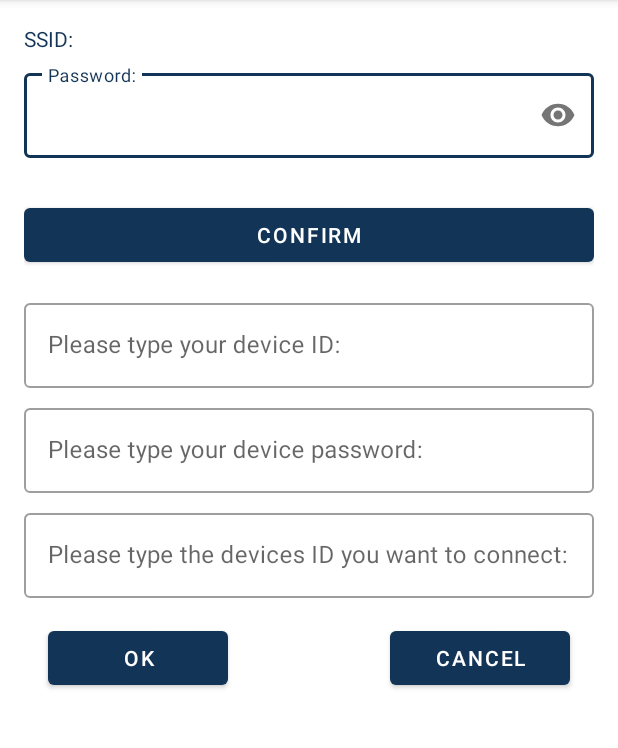
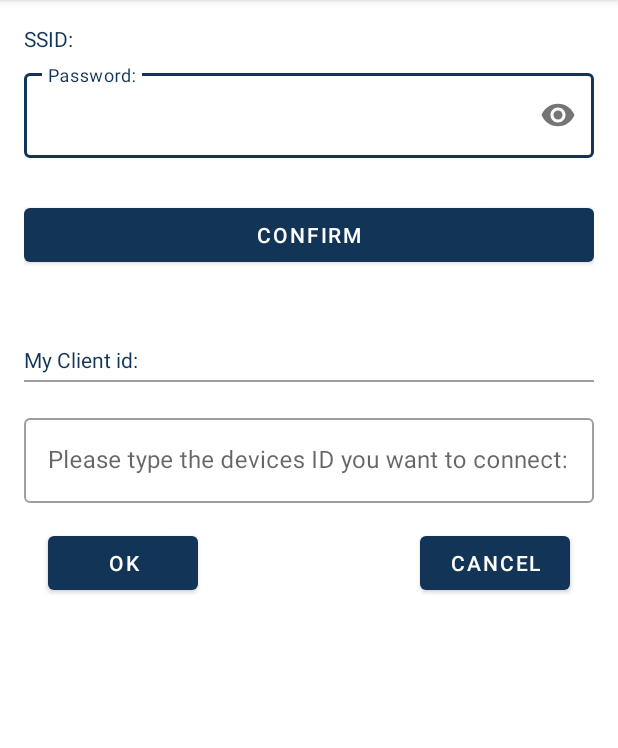
Before and after one commit to liuxl-lin/espMqtt, an Android app: the EspTouchActivity screen opened directly, with no data from a screen before it, on a phone screen of 412 x 824 dp, the part 84-832 px from its top. Run offline under Robolectric (Android 15) with nearby library versions, the phone set to English and light mode, and no system bars; libraries missing offline, so code that uses them is left out: org.eclipse.paho.

Commit message:
修改账号密码获取逻辑

```diff
--- a/app/src/main/java/com/espressif/esptouch/android/v1/EspTouchActivity.java
+++ b/app/src/main/java/com/espressif/esptouch/android/v1/EspTouchActivity.java
@@ -60,16 +60,16 @@ public class EspTouchActivity extends EspTouchActivityAbs {
     private String mSsid;
     private byte[] mSsidBytes;
     private String mBssid;
-
+    private static final String SP_KEY_CLIENT_ID = "clientID";
 
     private static MqttAndroidClient mqttAndroidClient;
     private MqttConnectOptions mMqttConnectOptions;
     public String HOST = "tcp://47.115.190.212:1883";//服务器地址（协议+地址+端口号）
-    public String USERNAME = "test";//用户名
-    public String PASSWORD = "1234567";//密码
-    public String PUBLISH_TOPIC = "kitty";//发布主题
-    public String RESPONSE_TOPIC = "kitty";//响应主题
-    public String CLIENTID = "kitty1";
+    public String USERNAME = "";//用户名
+    public String PASSWORD = "";//密码
+    public String PUBLISH_TOPIC = "";//发布主题
+    public String RESPONSE_TOPIC = "";//响应主题
+    public String CLIENTID = "";
     public String topicMessage = "";
 
 
@@ -109,11 +109,11 @@ public class EspTouchActivity extends EspTouchActivityAbs {
             actionBar.setDisplayHomeAsUpEnabled(true);
         }
         mBinding.confirmBtnMQTT.setOnClickListener(v -> {
-            USERNAME = mBinding.etDeviceId.getText().toString();
+            //  USERNAME = mBinding.etDeviceId.getText().toString();
             PASSWORD = mBinding.etPassword.getText().toString();
             topicMessage = mBinding.etTypeIdConnect.getText().toString();
             if (TextUtils.isEmpty(USERNAME)) {
-                Toast.makeText(EspTouchActivity.this, "Please type your device ID!", Toast.LENGTH_LONG).show();
+                Toast.makeText(EspTouchActivity.this, "Not Connect!", Toast.LENGTH_LONG).show();
                 return;
             }
             if (TextUtils.isEmpty(PASSWORD)) {
@@ -125,9 +125,9 @@ public class EspTouchActivity extends EspTouchActivityAbs {
                 return;
             }
 
-            PUBLISH_TOPIC = USERNAME.substring(0, USERNAME.length() - 1);
-            RESPONSE_TOPIC = PUBLISH_TOPIC;
-            CLIENTID = USERNAME;
+            //    PUBLISH_TOPIC = USERNAME.substring(0, USERNAME.length() - 1);
+            //  RESPONSE_TOPIC = PUBLISH_TOPIC;
+            //   CLIENTID = USERNAME;
             mBinding.etDeviceId.setEnabled(false);
             mBinding.etPassword.setEnabled(false);
             mBinding.confirmBtnMQTT.setEnabled(false);
@@ -144,10 +144,11 @@ public class EspTouchActivity extends EspTouchActivityAbs {
             mBinding.etPassword.setEnabled(true);
             mBinding.confirmBtnMQTT.setEnabled(true);
             mBinding.etTypeIdConnect.setEnabled(true);
-            mBinding.etDeviceId.setText("");
-            mBinding.etPassword.setText("");
+            //  mBinding.etDeviceId.setText("");
+            //  mBinding.etPassword.setText("");
             mBinding.etTypeIdConnect.setText("");
             mBinding.tvMessage.setText("");
+            //   mBinding.tvClientIDText.setText("");
             try {
                 if (mqttAndroidClient != null) {
                     mqttAndroidClient.disconnect(); //断开连接
@@ -160,10 +161,19 @@ public class EspTouchActivity extends EspTouchActivityAbs {
         });
 
         mBinding.colorBar.setOnColorChangerListener(color -> {
-            if (mqttAndroidClient!=null&&mqttAndroidClient.isConnected()){
-                response("\"RGB\":\"Red:"+ Color.red(color) +",Blue:"+Color.blue(color)+",Green:"+Color.green(color)+"\"");
+            if (mqttAndroidClient != null && mqttAndroidClient.isConnected()) {
+                response("\"RGB\":\"Red:" + Color.red(color) + ",Blue:" + Color.blue(color) + ",Green:" + Color.green(color) + "\"");
             }
         });
+
+        String clientID = getSharedPreferences(getPackageName(), MODE_PRIVATE).getString(SP_KEY_CLIENT_ID, "");
+        mBinding.tvClientIDText.setText(clientID);
+        if (!TextUtils.isEmpty(clientID)) {
+            USERNAME = clientID + "1";
+            CLIENTID = USERNAME;
+            PUBLISH_TOPIC = clientID;
+            RESPONSE_TOPIC = clientID;
+        }
     }
 
     @Override
@@ -318,9 +328,9 @@ public class EspTouchActivity extends EspTouchActivityAbs {
         public void messageArrived(String topic, MqttMessage message) throws Exception {
             Log.i(TAG, "收到消息： " + new String(message.getPayload()));
             //收到消息，这里弹出Toast表示。如果需要更新UI，可以使用广播或者EventBus进行发送
-         //   Toast.makeText(getApplicationContext(), "messageArrived: " + new String(message.getPayload()), Toast.LENGTH_LONG).show();
-            runOnUiThread(()->{
-                mBinding.tvMessage.setText(mBinding.tvMessage.getText()+"\n"+new String(message.getPayload()));
+            //   Toast.makeText(getApplicationContext(), "messageArrived: " + new String(message.getPayload()), Toast.LENGTH_LONG).show();
+            runOnUiThread(() -> {
+                mBinding.tvMessage.setText(mBinding.tvMessage.getText() + "\n" + new String(message.getPayload()));
             });
             //收到其他客户端的消息后，响应给对方告知消息已到达或者消息有问题等
             // response("message arrived");
@@ -352,10 +362,10 @@ public class EspTouchActivity extends EspTouchActivityAbs {
             try {
                 mqttAndroidClient.subscribe(PUBLISH_TOPIC, 1);//订阅主题，参数：主题、服务质量
                 Toast.makeText(getApplicationContext(), "Connect success", Toast.LENGTH_LONG).show();
-                runOnUiThread(()->{
+                runOnUiThread(() -> {
                     mBinding.colorBar.setVisibility(View.VISIBLE);
                 });
-                response("\"mate\":\"" + topicMessage+"\"");
+                response("\"mate\":\"" + topicMessage + "\"");
             } catch (MqttException e) {
                 e.printStackTrace();
             }
@@ -555,6 +565,12 @@ public class EspTouchActivity extends EspTouchActivityAbs {
                         touchResult.getBssid(), touchResult.getInetAddress().getHostAddress());
                 resultMsgList.add(message);
             }
+            activity.getSharedPreferences(activity.getPackageName(), MODE_PRIVATE).edit().putString(SP_KEY_CLIENT_ID, firstResult.getBssid()).apply();
+            activity.USERNAME = firstResult.getBssid() + "1";
+            activity.CLIENTID = activity.USERNAME;
+            activity.PUBLISH_TOPIC = firstResult.getBssid();
+            activity.RESPONSE_TOPIC = firstResult.getBssid();
+            activity.mBinding.tvClientIDText.setText(firstResult.getBssid());
             CharSequence[] items = new CharSequence[resultMsgList.size()];
             mResultDialog = new AlertDialog.Builder(activity)
                     .setTitle(R.string.esptouch1_configure_result_success)
--- a/app/src/main/res/layout/activity_esptouch.xml
+++ b/app/src/main/res/layout/activity_esptouch.xml
@@ -18,8 +18,8 @@
             <androidx.constraintlayout.widget.ConstraintLayout
                 android:id="@+id/content"
                 android:layout_width="match_parent"
-                android:layout_marginBottom="20dp"
-                android:layout_height="match_parent">
+                android:layout_height="match_parent"
+                android:layout_marginBottom="20dp">
 
                 <TextView
                     android:id="@+id/apSsidLabel"
@@ -48,11 +48,11 @@
                     android:layout_width="wrap_content"
                     android:layout_height="wrap_content"
                     android:layout_marginTop="8dp"
-                    android:visibility="gone"
                     android:singleLine="true"
                     android:text="@string/esptouch1_bssid_title"
                     android:textAppearance="?android:attr/textAppearanceSmall"
                     android:textColor="@color/colorAccent"
+                    android:visibility="gone"
                     app:layout_constraintStart_toStartOf="parent"
                     app:layout_constraintTop_toBottomOf="@id/apSsidLabel" />
 
@@ -61,9 +61,9 @@
                     android:layout_width="wrap_content"
                     android:layout_height="wrap_content"
                     android:layout_marginStart="4dp"
-                    android:visibility="gone"
                     android:singleLine="true"
                     android:textAppearance="?android:attr/textAppearanceMedium"
+                    android:visibility="gone"
                     app:layout_constraintBaseline_toBaselineOf="@id/apBssidLabel"
                     app:layout_constraintStart_toEndOf="@id/apBssidLabel"
                     app:layout_constraintTop_toTopOf="@id/apBssidLabel" />
@@ -145,7 +145,44 @@
                     android:text="@string/esptouch1_confirm"
                     app:layout_constraintTop_toBottomOf="@id/messageView" />
 
+                <View
+                    android:id="@+id/lien"
+                    android:layout_width="match_parent"
+                    android:layout_height="1dp"
+                    android:background="#dddddd"
+                    android:visibility="invisible"
+                    android:layout_marginTop="24dp"
+                    app:layout_constraintTop_toBottomOf="@id/confirmBtn" />
 
+                <TextView
+                    android:id="@+id/tv_clientIdLabel"
+                    android:layout_width="wrap_content"
+                    android:layout_height="wrap_content"
+                    android:layout_marginTop="24dp"
+                    android:singleLine="true"
+                    android:text="My Client id:"
+                    android:textAppearance="?android:attr/textAppearanceSmall"
+                    android:textColor="@color/colorAccent"
+                    app:layout_constraintStart_toStartOf="parent"
+                    app:layout_constraintTop_toBottomOf="@id/lien" />
+
+                <TextView
+                    android:id="@+id/tv_ClientIDText"
+                    android:layout_width="wrap_content"
+                    android:layout_height="wrap_content"
+                    android:layout_marginStart="4dp"
+                    android:singleLine="true"
+                    android:textAppearance="?android:attr/textAppearanceMedium"
+                    app:layout_constraintBaseline_toBaselineOf="@id/tv_clientIdLabel"
+                    app:layout_constraintStart_toEndOf="@id/tv_clientIdLabel" />
+
+                <View
+                    android:id="@+id/lien2"
+                    android:layout_width="match_parent"
+                    android:layout_height="1dp"
+                    android:background="#9e9e9e"
+                    android:layout_marginTop="4dp"
+                    app:layout_constraintTop_toBottomOf="@id/tv_clientIdLabel" />
                 <com.google.android.material.textfield.TextInputLayout
                     android:id="@+id/layout_type_id"
                     style="@style/Widget.MaterialComponents.TextInputLayout.OutlinedBox"
@@ -153,7 +190,8 @@
                     android:layout_height="wrap_content"
                     android:layout_marginTop="16dp"
                     android:hint="Please type your device ID:"
-                    app:layout_constraintTop_toBottomOf="@id/confirmBtn">
+                    android:visibility="gone"
+                    app:layout_constraintTop_toBottomOf="@id/tv_clientIdLabel">
 
                     <com.google.android.material.textfield.TextInputEditText
                         android:id="@+id/et_device_id"
@@ -170,6 +208,7 @@
                     android:layout_height="wrap_content"
                     android:layout_marginTop="8dp"
                     android:hint="Please type your device password:"
+                    android:visibility="gone"
                     app:layout_constraintTop_toBottomOf="@id/layout_type_id">
 
                     <com.google.android.material.textfield.TextInputEditText
@@ -177,7 +216,7 @@
                         android:layout_width="match_parent"
                         android:layout_height="wrap_content"
                         android:inputType="textPassword"
-                        android:text="" />
+                        android:text="GZMEOW2020" />
                 </com.google.android.material.textfield.TextInputLayout>
 
                 <com.google.android.material.textfield.TextInputLayout
@@ -185,7 +224,7 @@
                     style="@style/Widget.MaterialComponents.TextInputLayout.OutlinedBox"
                     android:layout_width="match_parent"
                     android:layout_height="wrap_content"
-                    android:layout_marginTop="8dp"
+                    android:layout_marginTop="24dp"
                     android:hint="Please type the devices ID you want to connect:"
                     app:layout_constraintTop_toBottomOf="@id/layout_password">
 
@@ -206,14 +245,14 @@
 
                     <com.google.android.material.button.MaterialButton
                         android:id="@+id/confirmBtnMQTT"
-                        android:layout_width="120dp"
+                        android:layout_width="100dp"
                         android:layout_height="wrap_content"
                         android:layout_marginLeft="16dp"
                         android:text="OK" />
 
                     <com.google.android.material.button.MaterialButton
                         android:id="@+id/cancelBtnMQTT"
-                        android:layout_width="120dp"
+                        android:layout_width="100dp"
                         android:layout_height="wrap_content"
                         android:layout_alignParentRight="true"
                         android:layout_marginRight="16dp"
```
